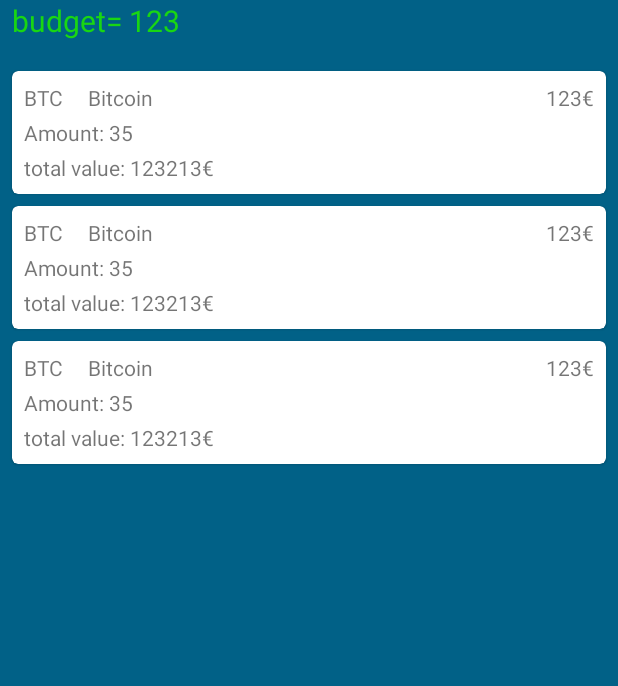
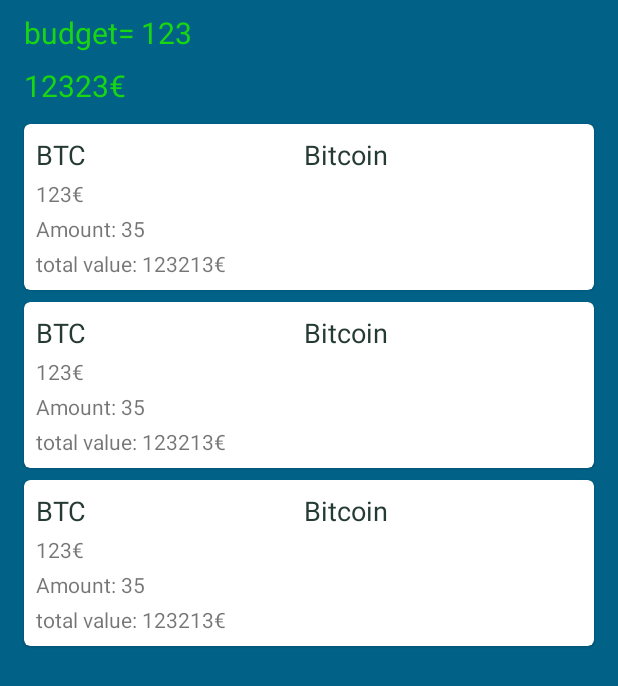
Before and after one commit to TimSta82/coinOracle, an Android app: the layout fragment_portfolio.xml on its own in the app's theme, with its tools: preview values and no code run, on a phone screen of 412 x 824 dp. Shown: the top 686 px of the screen. Run offline under Robolectric (Android 15) with nearby library versions, the phone set to English and light mode, and no system bars; network calls fail; Roboto replaces fonts that are not available here.

Commit message:
portfolio: Also display cumulated value of all assets

```diff
--- a/app/src/main/java/de/timbo/coinOracle/ui/main/MainFragment.kt
+++ b/app/src/main/java/de/timbo/coinOracle/ui/main/MainFragment.kt
@@ -25,7 +25,7 @@ class MainFragment : BaseFragment(R.layout.fragment_main) {
     }
 
     private val binding by viewBinding(FragmentMainBinding::bind)
-    private val mainViewModel by viewModels<MainViewModel>()
+    private val mainViewModel by viewModels<MainFragmentViewModel>()
 
     private val cameraUtils by inject<CameraUtils>()
     private val imageUtils by inject<ImageUtils>()
--- a/app/src/main/java/de/timbo/coinOracle/ui/main/MainViewModel.kt
+++ b/app/src/main/java/de/timbo/coinOracle/ui/main/MainFragmentViewModel.kt
@@ -13,7 +13,7 @@ import de.timbo.coinOracle.utils.SingleLiveEvent
 import org.koin.core.component.KoinComponent
 import org.koin.core.component.inject
 
-class MainViewModel : ViewModel(), KoinComponent {
+class MainFragmentViewModel : ViewModel(), KoinComponent {
 
     private val keyValueStore by inject<KeyValueStore>()
 
--- a/app/src/main/java/de/timbo/coinOracle/ui/portfolio/PortfolioAdapter.kt
+++ b/app/src/main/java/de/timbo/coinOracle/ui/portfolio/PortfolioAdapter.kt
@@ -26,7 +26,7 @@ class PortfolioAdapter(private val portfolioWithCurrentAssetPrices: PortfolioWit
             val currentAsset = getCurrentAssetPrice(myAsset)
             binding.itemPortfolioAssetSymbolTv.text = myAsset.asset.symbol
             binding.itemPortfolioAssetTitleTv.text = myAsset.asset.name
-            binding.itemPortfolioCurrentAssetValueTv.text = "${currentAsset.priceEuro}€"
+            binding.itemPortfolioCurrentAssetValueTv.text = "Current price: ${currentAsset.priceEuro}€"
             binding.itemPortfolioAssetAmountTv.text = "Amount: ${myAsset.amount}"
             binding.itemPortfolioAssetCumulatedValueTv.text = "total value: ${(myAsset.amount * currentAsset.priceEuro.toDouble())}€"
             binding.root.setOnClickListener {
--- a/app/src/main/java/de/timbo/coinOracle/ui/portfolio/PortfolioFragment.kt
+++ b/app/src/main/java/de/timbo/coinOracle/ui/portfolio/PortfolioFragment.kt
@@ -27,6 +27,7 @@ class PortfolioFragment : BaseFragment(R.layout.fragment_portfolio) {
 
     private fun setData(portfolioWithCurrentAssetPrices: PortfolioWithCurrentAssetPrices) {
         binding.portfolioBudgetTv.text = "Available budget: ${portfolioWithCurrentAssetPrices.portfolioEntity.budget}€"
+        binding.portfolioCumulatedValueTv.text = "Cumulated value: ${portfolioWithCurrentAssetPrices.getCumulatedValueOfOwnedAssets()}€"
         binding.portfolioAssetsRv.adapter = PortfolioAdapter(portfolioWithCurrentAssetPrices) { myAsset -> showSnackBar(myAsset.asset.name) }
     }
 }
--- a/app/src/main/res/layout/fragment_assets.xml
+++ b/app/src/main/res/layout/fragment_assets.xml
@@ -3,8 +3,8 @@
     xmlns:app="http://schemas.android.com/apk/res-auto"
     xmlns:tools="http://schemas.android.com/tools"
     android:layout_width="match_parent"
-    android:background="@color/colorPrimary"
-    android:layout_height="match_parent">
+    android:layout_height="match_parent"
+    android:background="@color/colorPrimary">
 
     <androidx.recyclerview.widget.RecyclerView
         android:id="@+id/assets_Rv"
--- a/app/src/main/res/layout/fragment_portfolio.xml
+++ b/app/src/main/res/layout/fragment_portfolio.xml
@@ -1,32 +1,46 @@
 <?xml version="1.0" encoding="utf-8"?>
 <androidx.constraintlayout.widget.ConstraintLayout xmlns:android="http://schemas.android.com/apk/res/android"
     xmlns:app="http://schemas.android.com/apk/res-auto"
+    xmlns:tools="http://schemas.android.com/tools"
     android:layout_width="match_parent"
     android:layout_height="match_parent"
-    xmlns:tools="http://schemas.android.com/tools"
-    android:background="@color/portfolio_background">
+    android:background="@color/portfolio_background"
+    android:padding="@dimen/one_grid_unit">
 
     <!-- TODO: Update blank fragment layout -->
     <TextView
         android:id="@+id/portfolio_budget_Tv"
+        style="@style/Text.ListItem"
         android:layout_width="0dp"
+        android:layout_height="wrap_content"
         android:layout_marginStart="@dimen/one_grid_unit"
-        android:layout_height="wrap_content"
-        style="@style/Text.ListItem"
-        android:text="budget= 123"
         app:layout_constraintEnd_toEndOf="parent"
         app:layout_constraintStart_toStartOf="parent"
-        app:layout_constraintTop_toTopOf="parent" />
+        app:layout_constraintTop_toTopOf="parent"
+        tools:text="budget= 123" />
+
+    <TextView
+        android:id="@+id/portfolio_cumulated_value_Tv"
+        style="@style/Text.ListItem"
+        android:layout_width="match_parent"
+        android:layout_height="wrap_content"
+        android:layout_marginStart="@dimen/one_grid_unit"
+        android:layout_marginTop="@dimen/one_grid_unit"
+        app:layout_constraintEnd_toEndOf="parent"
+        app:layout_constraintStart_toStartOf="@+id/portfolio_budget_Tv"
+        app:layout_constraintTop_toBottomOf="@id/portfolio_budget_Tv"
+        tools:text="12323€" />
 
     <androidx.recyclerview.widget.RecyclerView
         android:id="@+id/portfolio_assets_Rv"
-        android:layout_width="match_parent"
-        android:layout_height="wrap_content"
-        android:layout_marginTop="@dimen/two_grid_unit"
+        android:layout_width="0dp"
+        android:layout_height="0dp"
+        android:layout_marginTop="@dimen/one_grid_unit"
         app:layoutManager="androidx.recyclerview.widget.LinearLayoutManager"
+        app:layout_constraintBottom_toBottomOf="parent"
         app:layout_constraintEnd_toEndOf="parent"
-        tools:listitem="@layout/list_item_portfolio_myasset"
         app:layout_constraintStart_toStartOf="parent"
-        app:layout_constraintTop_toBottomOf="@+id/portfolio_budget_Tv" />
+        app:layout_constraintTop_toBottomOf="@+id/portfolio_cumulated_value_Tv"
+        tools:listitem="@layout/list_item_portfolio_myasset" />
 
 </androidx.constraintlayout.widget.ConstraintLayout>
--- a/app/src/main/res/layout/list_item_portfolio_myasset.xml
+++ b/app/src/main/res/layout/list_item_portfolio_myasset.xml
@@ -18,7 +18,7 @@
 
         <TextView
             android:id="@+id/item_portfolio_asset_symbol_Tv"
-            style="@style/Text"
+            style="@style/Text.ListItem.Portfolio"
             android:layout_width="wrap_content"
             android:layout_height="wrap_content"
             app:layout_constraintStart_toStartOf="parent"
@@ -27,11 +27,13 @@
 
         <TextView
             android:id="@+id/item_portfolio_asset_title_Tv"
-            style="@style/Text"
+            style="@style/Text.ListItem.Portfolio"
+            android:gravity="center"
             android:layout_width="0dp"
             android:layout_height="wrap_content"
             android:layout_marginStart="@dimen/two_grid_unit"
             app:layout_constraintBottom_toBottomOf="@+id/item_portfolio_asset_symbol_Tv"
+            app:layout_constraintEnd_toEndOf="parent"
             app:layout_constraintStart_toEndOf="@+id/item_portfolio_asset_symbol_Tv"
             app:layout_constraintTop_toTopOf="@+id/item_portfolio_asset_symbol_Tv"
             tools:text="Bitcoin" />
@@ -41,9 +43,9 @@
             style="@style/Text"
             android:layout_width="wrap_content"
             android:layout_height="wrap_content"
-            app:layout_constraintBottom_toBottomOf="@+id/item_portfolio_asset_title_Tv"
-            app:layout_constraintEnd_toEndOf="parent"
-            app:layout_constraintTop_toTopOf="@+id/item_portfolio_asset_symbol_Tv"
+            android:layout_marginTop="@dimen/half_grid_unit"
+            app:layout_constraintStart_toStartOf="@+id/item_portfolio_asset_symbol_Tv"
+            app:layout_constraintTop_toBottomOf="@+id/item_portfolio_asset_symbol_Tv"
             tools:text="123€" />
 
         <TextView
@@ -53,7 +55,7 @@
             android:layout_height="wrap_content"
             android:layout_marginTop="@dimen/half_grid_unit"
             app:layout_constraintStart_toStartOf="@+id/item_portfolio_asset_symbol_Tv"
-            app:layout_constraintTop_toBottomOf="@+id/item_portfolio_asset_symbol_Tv"
+            app:layout_constraintTop_toBottomOf="@+id/item_portfolio_current_asset_value_Tv"
             tools:text="Amount: 35" />
 
         <TextView
--- a/app/src/main/res/values/styles.xml
+++ b/app/src/main/res/values/styles.xml
@@ -21,4 +21,9 @@
         <item name="android:textColor">@color/colorPrimary</item>
     </style>
 
+    <style name="Text.ListItem.Portfolio">
+        <item name="android:textSize">18sp</item>
+        <item name="android:textColor">@color/colorPrimaryDark</item>
+    </style>
+
 </resources>
```
Also changed, not shown: app/src/main/java/de/timbo/coinOracle/model/PortfolioWithCurrentAssetPrices.kt (+12 -1 lines), app/src/main/java/de/timbo/coinOracle/ui/MainViewModel.kt (+10 -11 lines).
